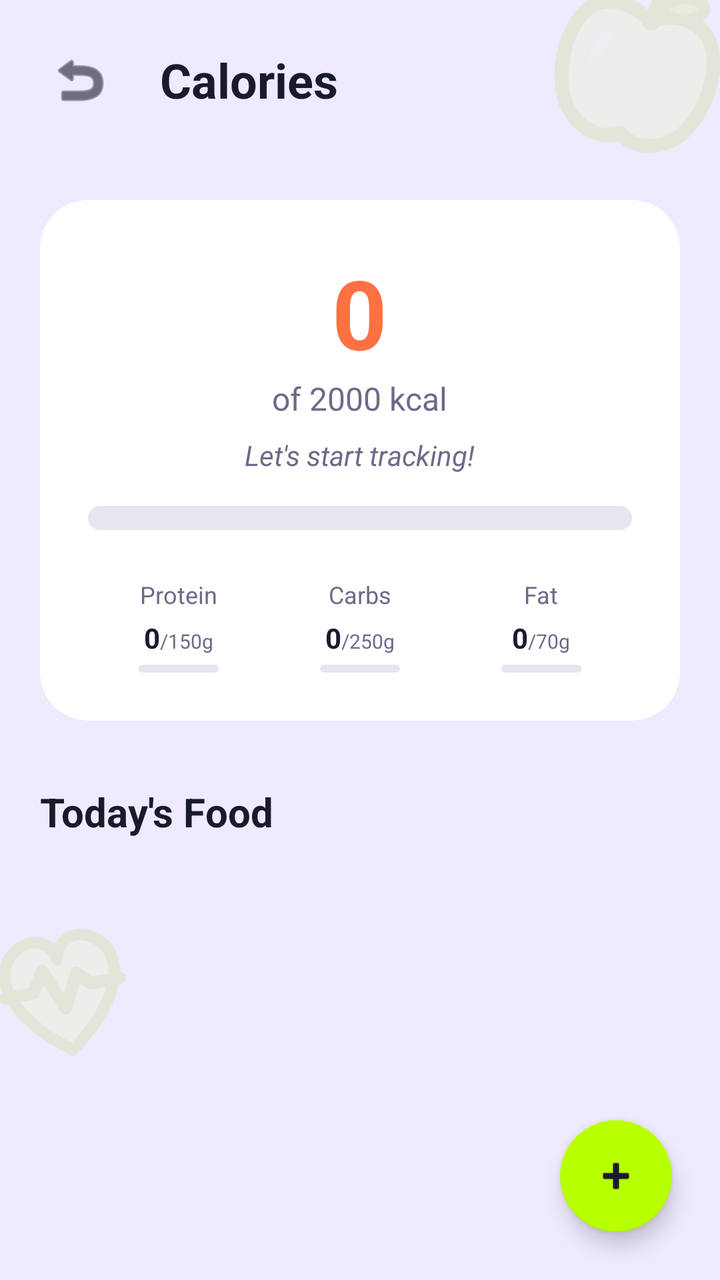
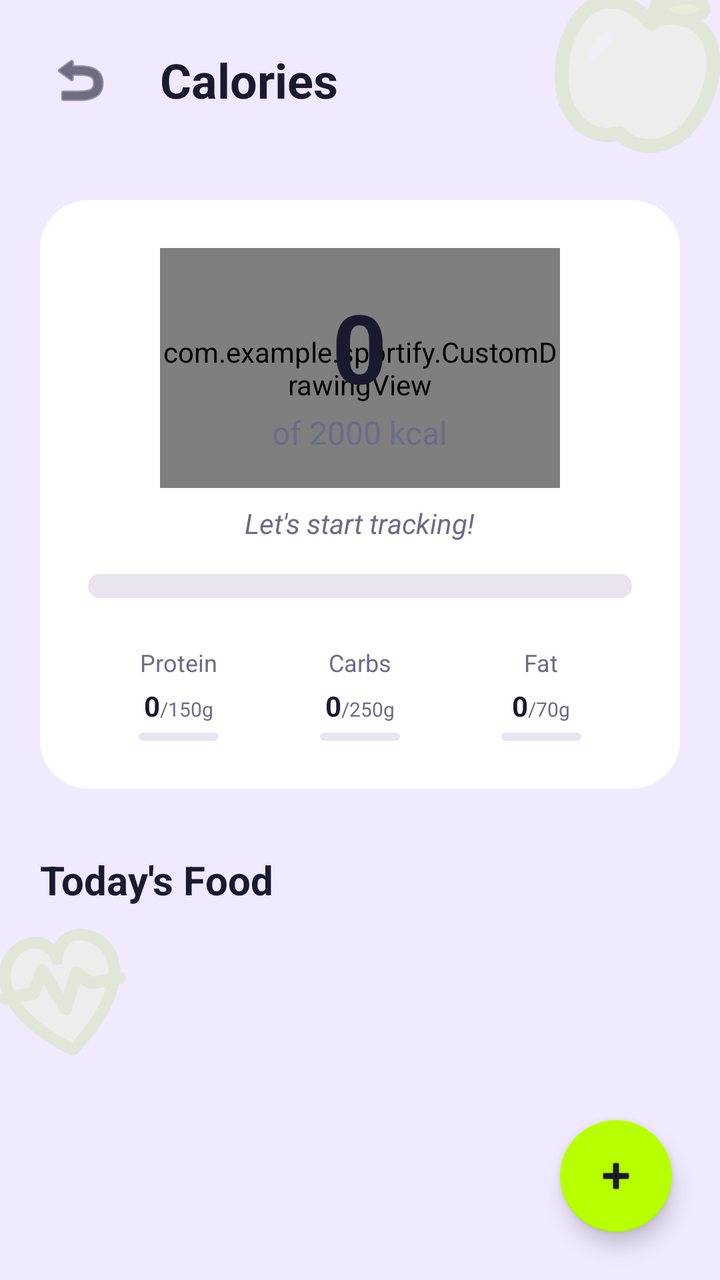

Two renders of the same Android screen: before a commit and after it. Below are the layout's source before the change and the commit's diff.
<!-- AndroidManifest.xml: application theme Theme.Sportify -->
<!-- res/layout/activity_calories_detail.xml -->
<?xml version="1.0" encoding="utf-8"?>
<androidx.coordinatorlayout.widget.CoordinatorLayout xmlns:android="http://schemas.android.com/apk/res/android"
    xmlns:app="http://schemas.android.com/apk/res-auto"
    xmlns:tools="http://schemas.android.com/tools"
    android:layout_width="match_parent"
    android:layout_height="match_parent"
    android:background="@color/sportify_background">


    <ImageView
        android:id="@+id/decorIcon1"
        android:layout_width="120dp"
        android:layout_height="120dp"
        android:layout_gravity="top|end"
        android:layout_marginTop="-30dp"
        android:layout_marginEnd="-20dp"
        android:alpha="0.15"
        android:rotation="15"
        android:src="@drawable/ic_apple" />

    <ImageView
        android:id="@+id/decorIcon2"
        android:layout_width="100dp"
        android:layout_height="100dp"
        android:layout_gravity="bottom|start"
        android:layout_marginBottom="100dp"
        android:layout_marginStart="-20dp"
        android:alpha="0.15"
        android:rotation="-10"
        android:src="@drawable/ic_heart_pulse" />

    <com.google.android.material.appbar.AppBarLayout
        android:layout_width="match_parent"
        android:layout_height="wrap_content"
        android:background="@android:color/transparent"
        app:elevation="0dp">

        <LinearLayout
            android:layout_width="match_parent"
            android:layout_height="wrap_content"
            android:orientation="horizontal"
            android:padding="16dp"
            android:gravity="center_vertical">

            <ImageButton
                android:id="@+id/btnBack"
                android:layout_width="48dp"
                android:layout_height="48dp"
                android:background="?attr/selectableItemBackgroundBorderless"
                android:src="@android:drawable/ic_menu_revert"
                app:tint="@color/sportify_text_primary" />

            <TextView
                android:layout_width="wrap_content"
                android:layout_height="wrap_content"
                android:layout_marginStart="16dp"
                android:text="Calories"
                android:textSize="24sp"
                android:textStyle="bold"
                android:textColor="@color/sportify_text_primary" />
        </LinearLayout>
    </com.google.android.material.appbar.AppBarLayout>

    <androidx.core.widget.NestedScrollView
        android:layout_width="match_parent"
        android:layout_height="match_parent"
        app:layout_behavior="@string/appbar_scrolling_view_behavior">

        <LinearLayout
            android:layout_width="match_parent"
            android:layout_height="wrap_content"
            android:orientation="vertical"
            android:padding="20dp">

            
            <androidx.cardview.widget.CardView
                android:id="@+id/summaryCard"
                android:layout_width="match_parent"
                android:layout_height="wrap_content"
                app:cardCornerRadius="24dp"
                app:cardElevation="0dp"
                app:cardBackgroundColor="@color/sportify_surface">

                <LinearLayout
                    android:layout_width="match_parent"
                    android:layout_height="wrap_content"
                    android:orientation="vertical"
                    android:padding="24dp">

                    <LinearLayout
                        android:layout_width="match_parent"
                        android:layout_height="wrap_content"
                        android:gravity="center"
                        android:orientation="vertical">

                        <TextView
                            android:id="@+id/tvTotalCalories"
                            android:layout_width="wrap_content"
                            android:layout_height="wrap_content"
                            android:text="0"
                            android:textSize="48sp"
                            android:textStyle="bold"
                            android:textColor="@color/sportify_progress_calories" />

                        <TextView
                            android:id="@+id/tvCaloriesGoal"
                            android:layout_width="wrap_content"
                            android:layout_height="wrap_content"
                            android:text="of 2000 kcal"
                            android:textSize="16sp"
                            android:textColor="@color/sportify_text_secondary" />

                        <TextView
                            android:id="@+id/tvStatusMessage"
                            android:layout_width="wrap_content"
                            android:layout_height="wrap_content"
                            android:layout_marginTop="8dp"
                            android:text="Let's start tracking!"
                            android:textSize="14sp"
                            android:textStyle="italic"
                            android:textColor="@color/sportify_text_secondary" />

                        <ProgressBar
                            android:id="@+id/progressCalories"
                            style="@android:style/Widget.ProgressBar.Horizontal"
                            android:layout_width="match_parent"
                            android:layout_height="12dp"
                            android:layout_marginTop="16dp"
                            android:progressDrawable="@drawable/progress_calories" />
                    </LinearLayout>

                    
                    <LinearLayout
                        android:id="@+id/layoutMacros"
                        android:layout_width="match_parent"
                        android:layout_height="wrap_content"
                        android:layout_marginTop="24dp"
                        android:orientation="horizontal"
                        android:weightSum="3">

                        
                        <LinearLayout
                            android:id="@+id/blockProtein"
                            android:layout_width="0dp"
                            android:layout_height="wrap_content"
                            android:layout_weight="1"
                            android:gravity="center"
                            android:orientation="vertical">
                            <TextView
                                android:layout_width="wrap_content"
                                android:layout_height="wrap_content"
                                android:text="Protein"
                                android:textSize="12sp"
                                android:textColor="@color/sportify_text_secondary" />
                            <LinearLayout
                                android:layout_width="wrap_content"
                                android:layout_height="wrap_content"
                                android:orientation="horizontal"
                                android:gravity="bottom"
                                android:layout_marginTop="4dp">
                                <TextView
                                    android:id="@+id/tvTotalProtein"
                                    android:layout_width="wrap_content"
                                    android:layout_height="wrap_content"
                                    android:text="0"
                                    android:textStyle="bold"
                                    android:textColor="@color/sportify_text_primary" />
                                <TextView
                                    android:id="@+id/tvProteinGoal"
                                    android:layout_width="wrap_content"
                                    android:layout_height="wrap_content"
                                    android:text="/150g"
                                    android:textSize="10sp"
                                    android:textColor="@color/sportify_text_secondary" />
                            </LinearLayout>
                            <ProgressBar
                                android:id="@+id/progressProtein"
                                style="@android:style/Widget.ProgressBar.Horizontal"
                                android:layout_width="40dp"
                                android:layout_height="4dp"
                                android:layout_marginTop="4dp"
                                android:progressDrawable="@drawable/progress_calories" />
                        </LinearLayout>

                        
                        <LinearLayout
                            android:id="@+id/blockCarbs"
                            android:layout_width="0dp"
                            android:layout_height="wrap_content"
                            android:layout_weight="1"
                            android:gravity="center"
                            android:orientation="vertical">
                            <TextView
                                android:layout_width="wrap_content"
                                android:layout_height="wrap_content"
                                android:text="Carbs"
                                android:textSize="12sp"
                                android:textColor="@color/sportify_text_secondary" />
                            <LinearLayout
                                android:layout_width="wrap_content"
                                android:layout_height="wrap_content"
                                android:orientation="horizontal"
                                android:gravity="bottom"
                                android:layout_marginTop="4dp">
                                <TextView
                                    android:id="@+id/tvTotalCarbs"
                                    android:layout_width="wrap_content"
                                    android:layout_height="wrap_content"
                                    android:text="0"
                                    android:textStyle="bold"
                                    android:textColor="@color/sportify_text_primary" />
                                <TextView
                                    android:id="@+id/tvCarbsGoal"
                                    android:layout_width="wrap_content"
                                    android:layout_height="wrap_content"
                                    android:text="/250g"
                                    android:textSize="10sp"
                                    android:textColor="@color/sportify_text_secondary" />
                            </LinearLayout>
                            <ProgressBar
                                android:id="@+id/progressCarbs"
                                style="@android:style/Widget.ProgressBar.Horizontal"
                                android:layout_width="40dp"
                                android:layout_height="4dp"
                                android:layout_marginTop="4dp"
                                android:progressDrawable="@drawable/progress_calories" />
                        </LinearLayout>

                        
                        <LinearLayout
                            android:id="@+id/blockFat"
                            android:layout_width="0dp"
                            android:layout_height="wrap_content"
                            android:layout_weight="1"
                            android:gravity="center"
                            android:orientation="vertical">
                            <TextView
                                android:layout_width="wrap_content"
                                android:layout_height="wrap_content"
                                android:text="Fat"
                                android:textSize="12sp"
                                android:textColor="@color/sportify_text_secondary" />
                            <LinearLayout
                                android:layout_width="wrap_content"
                                android:layout_height="wrap_content"
                                android:orientation="horizontal"
                                android:gravity="bottom"
                                android:layout_marginTop="4dp">
                                <TextView
                                    android:id="@+id/tvTotalFat"
                                    android:layout_width="wrap_content"
                                    android:layout_height="wrap_content"
                                    android:text="0"
                                    android:textStyle="bold"
                                    android:textColor="@color/sportify_text_primary" />
                                <TextView
                                    android:id="@+id/tvFatGoal"
                                    android:layout_width="wrap_content"
                                    android:layout_height="wrap_content"
                                    android:text="/70g"
                                    android:textSize="10sp"
                                    android:textColor="@color/sportify_text_secondary" />
                            </LinearLayout>
                            <ProgressBar
                                android:id="@+id/progressFat"
                                style="@android:style/Widget.ProgressBar.Horizontal"
                                android:layout_width="40dp"
                                android:layout_height="4dp"
                                android:layout_marginTop="4dp"
                                android:progressDrawable="@drawable/progress_calories" />
                        </LinearLayout>
                    </LinearLayout>
                </LinearLayout>
            </androidx.cardview.widget.CardView>

            
            <TextView
                android:layout_width="wrap_content"
                android:layout_height="wrap_content"
                android:layout_marginTop="32dp"
                android:layout_marginBottom="16dp"
                android:text="Today's Food"
                android:textSize="20sp"
                android:textStyle="bold"
                android:textColor="@color/sportify_text_primary" />

            
            <androidx.recyclerview.widget.RecyclerView
                android:id="@+id/rvFoodItems"
                android:layout_width="match_parent"
                android:layout_height="wrap_content"
                android:nestedScrollingEnabled="false"
                tools:listitem="@layout/item_food" />

            <View
                android:layout_width="match_parent"
                android:layout_height="100dp" />

        </LinearLayout>
    </androidx.core.widget.NestedScrollView>

    <com.google.android.material.floatingactionbutton.FloatingActionButton
        android:id="@+id/fabAddFood"
        android:layout_width="wrap_content"
        android:layout_height="wrap_content"
        android:layout_gravity="bottom|end"
        android:layout_margin="24dp"
        android:src="@android:drawable/ic_input_add"
        app:backgroundTint="@color/sportify_green"
        app:tint="@color/sportify_text_on_green" />

</androidx.coordinatorlayout.widget.CoordinatorLayout>
<!-- res/layout/item_food.xml (included above) -->
<?xml version="1.0" encoding="utf-8"?>
<androidx.cardview.widget.CardView xmlns:android="http://schemas.android.com/apk/res/android"
    xmlns:app="http://schemas.android.com/apk/res-auto"
    xmlns:tools="http://schemas.android.com/tools"
    android:layout_width="match_parent"
    android:layout_height="wrap_content"
    android:layout_marginBottom="8dp"
    app:cardCornerRadius="16dp"
    app:cardElevation="0dp"
    app:cardBackgroundColor="@color/sportify_surface_variant">

    <LinearLayout
        android:layout_width="match_parent"
        android:layout_height="wrap_content"
        android:orientation="horizontal"
        android:padding="16dp"
        android:gravity="center_vertical">

        <LinearLayout
            android:layout_width="0dp"
            android:layout_height="wrap_content"
            android:layout_weight="1"
            android:orientation="vertical">

            <TextView
                android:id="@+id/tvFoodMealType"
                android:layout_width="wrap_content"
                android:layout_height="wrap_content"
                android:text="Breakfast"
                android:textSize="12sp"
                android:textAllCaps="true"
                android:textStyle="bold"
                android:textColor="@color/sportify_progress_sleep" />

            <TextView
                android:id="@+id/tvFoodName"
                android:layout_width="wrap_content"
                android:layout_height="wrap_content"
                android:layout_marginTop="2dp"
                android:text="Apple"
                android:textSize="18sp"
                android:textStyle="bold"
                android:textColor="@color/sportify_text_primary" />

            <TextView
                android:id="@+id/tvFoodMacros"
                android:layout_width="wrap_content"
                android:layout_height="wrap_content"
                android:text="P: 0g • C: 14g • F: 0g"
                android:textSize="12sp"
                android:textColor="@color/sportify_text_secondary" />
        </LinearLayout>

        <TextView
            android:id="@+id/tvFoodCalories"
            android:layout_width="wrap_content"
            android:layout_height="wrap_content"
            android:layout_marginEnd="16dp"
            android:text="52 kcal"
            android:textSize="16sp"
            android:textStyle="bold"
            android:textColor="@color/sportify_text_primary" />

        <ImageButton
            android:id="@+id/btnDeleteFood"
            android:layout_width="40dp"
            android:layout_height="40dp"
            android:background="?attr/selectableItemBackgroundBorderless"
            android:src="@android:drawable/ic_menu_delete"
            app:tint="@color/sportify_error" />

    </LinearLayout>
</androidx.cardview.widget.CardView>
<!-- resources referenced by this layout -->
<resources>
  <color name="sportify_background">#FFF0EAFF</color>
  <color name="sportify_error">#FFF44336</color>
  <color name="sportify_green">#FFB8FF00</color>
  <color name="sportify_progress_calories">#FFFF7043</color>
  <color name="sportify_progress_sleep">#FF7C6BFF</color>
  <color name="sportify_surface">#FFFFFFFF</color>
  <color name="sportify_surface_variant">#FFF7F4FF</color>
  <color name="sportify_text_on_green">#FF1A1A2E</color>
  <color name="sportify_text_primary">#FF1A1A2E</color>
  <color name="sportify_text_secondary">#FF6B6B8A</color>
  <!-- drawable ic_heart_pulse (drawable) -->
  <?xml version="1.0" encoding="utf-8"?>
  <vector xmlns:android="http://schemas.android.com/apk/res/android"
      android:width="48dp"
      android:height="48dp"
      android:viewportWidth="24"
      android:viewportHeight="24">
      
      <path
          android:fillColor="@color/sportify_green_light"
          android:strokeColor="@color/sportify_green_dark"
          android:strokeWidth="1.4"
          android:strokeLineJoin="round"
          android:pathData="M12,20.5 C4.5,15 4,9.5 7.5,7.5 C10.2,6 12,8.2 12,9.5 C12,8.2 13.8,6 16.5,7.5 C20,9.5 19.5,15 12,20.5 Z" />
      
      <path
          android:fillColor="#00000000"
          android:strokeColor="@color/sportify_green_dark"
          android:strokeWidth="1.5"
          android:strokeLineCap="round"
          android:strokeLineJoin="round"
          android:pathData="M5,13 L8.5,13 L10,10.5 L12,15.5 L14,11.5 L15.5,13 L19,13" />
  </vector>
  <!-- drawable progress_calories (drawable) -->
  <?xml version="1.0" encoding="utf-8"?>
  <layer-list xmlns:android="http://schemas.android.com/apk/res/android">
      <item android:id="@android:id/background">
          <shape android:shape="rectangle">
              <solid android:color="@color/sportify_progress_track" />
              <corners android:radius="6dp" />
          </shape>
      </item>
      <item android:id="@android:id/progress">
          <clip>
              <shape android:shape="rectangle">
                  <solid android:color="@color/sportify_progress_calories" />
                  <corners android:radius="6dp" />
              </shape>
          </clip>
      </item>
  </layer-list>
  <style name="Theme.Sportify" parent="Theme.MaterialComponents.Light.NoActionBar">
          <item name="colorPrimary">@color/sportify_green</item>
          <item name="colorPrimaryVariant">@color/sportify_green_dark</item>
          <item name="colorOnPrimary">@color/sportify_text_on_green</item>
          <item name="colorSecondary">@color/sportify_green</item>
          <item name="colorSecondaryVariant">@color/sportify_green_dark</item>
          <item name="colorOnSecondary">@color/sportify_text_on_green</item>
          <item name="android:colorBackground">@color/sportify_background</item>
          <item name="colorSurface">@color/sportify_surface</item>
          <item name="colorOnSurface">@color/sportify_text_primary</item>
          <item name="android:textColorPrimary">@color/sportify_text_primary</item>
          <item name="android:textColorSecondary">@color/sportify_text_secondary</item>
          <item name="android:statusBarColor">@color/sportify_background</item>
          <item name="android:windowLightStatusBar">true</item>
      </style>
  <color name="sportify_green_light">#FFDCFF80</color>
  <color name="sportify_green_dark">#FF8FCC00</color>
  <color name="sportify_progress_track">#FFE8E4F0</color>
  <!-- unchanged entries left out for length: 1 -->
</resources>

<!-- the commit's change to res/layout/activity_calories_detail.xml (unified diff, before → after) -->
@@ -93,22 +93,42 @@
                         android:gravity="center"
                         android:orientation="vertical">
 
-                        <TextView
-                            android:id="@+id/tvTotalCalories"
+                        <FrameLayout
                             android:layout_width="wrap_content"
                             android:layout_height="wrap_content"
-                            android:text="0"
-                            android:textSize="48sp"
-                            android:textStyle="bold"
-                            android:textColor="@color/sportify_progress_calories" />
-
-                        <TextView
-                            android:id="@+id/tvCaloriesGoal"
-                            android:layout_width="wrap_content"
-                            android:layout_height="wrap_content"
-                            android:text="of 2000 kcal"
-                            android:textSize="16sp"
-                            android:textColor="@color/sportify_text_secondary" />
+                            android:layout_gravity="center">
+
+                            <com.example.sportify.CustomDrawingView
+                                android:id="@+id/customPulseView"
+                                android:layout_width="200dp"
+                                android:layout_height="120dp"
+                                android:layout_gravity="center" />
+
+                            <LinearLayout
+                                android:layout_width="wrap_content"
+                                android:layout_height="wrap_content"
+                                android:orientation="vertical"
+                                android:gravity="center"
+                                android:layout_gravity="center">
+
+                                <TextView
+                                    android:id="@+id/tvTotalCalories"
+                                    android:layout_width="wrap_content"
+                                    android:layout_height="wrap_content"
+                                    android:text="0"
+                                    android:textSize="48sp"
+                                    android:textStyle="bold"
+                                    android:textColor="@color/sportify_text_primary" /> 
+
+                                <TextView
+                                    android:id="@+id/tvCaloriesGoal"
+                                    android:layout_width="wrap_content"
+                                    android:layout_height="wrap_content"
+                                    android:text="of 2000 kcal"
+                                    android:textSize="16sp"
+                                    android:textColor="@color/sportify_text_secondary" />
+                            </LinearLayout>
+                        </FrameLayout>
 
                         <TextView
                             android:id="@+id/tvStatusMessage"
@@ -375,6 +395,15 @@
             android:textColor="@color/sportify_text_primary" />
 
         <ImageButton
+            android:id="@+id/btnQuickAdd"
+            android:layout_width="40dp"
+            android:layout_height="40dp"
+            android:background="?attr/selectableItemBackgroundBorderless"
+            android:src="@android:drawable/ic_input_add"
+            app:tint="@color/sportify_green"
+            android:layout_marginEnd="8dp" />
+
+        <ImageButton
             android:id="@+id/btnDeleteFood"
             android:layout_width="40dp"
             android:layout_height="40dp"
